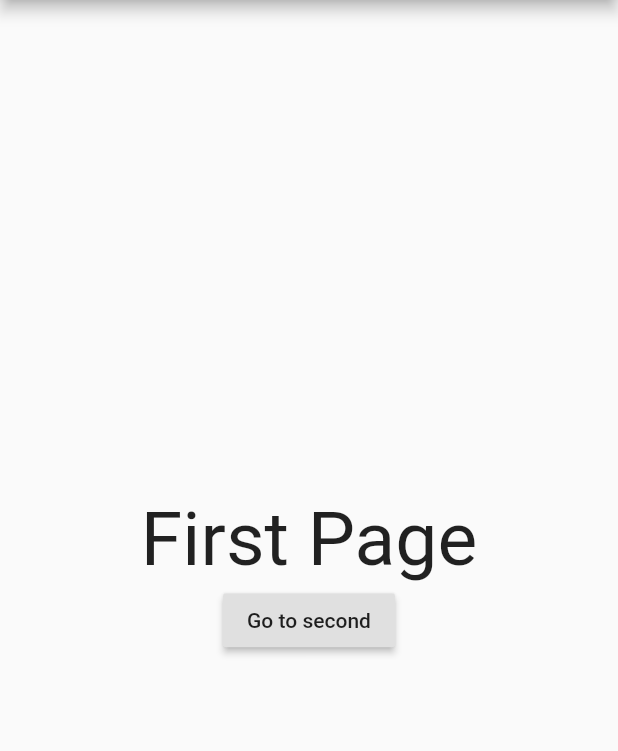
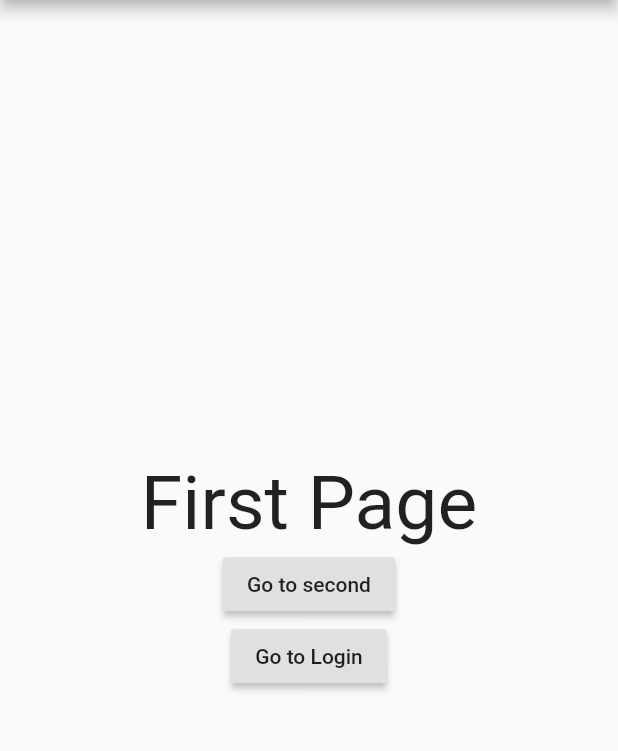
Before and after one commit to ChangJoo-Park/template_flutter_listing_app, a Flutter app: the screen it shows after launch, on a phone screen of 412 x 824 dp, the part 84-835 px from its top. Run offline on Flutter 3.47's test engine with Material 2 defaults, Android fonts, the phone set to English and light mode, and no system bars.

```diff
--- a/lib/router.dart
+++ b/lib/router.dart
@@ -1,6 +1,7 @@
 import 'package:flutter/material.dart';
 import 'widgets/pages/first_page.dart';
 import 'widgets/pages/second_page.dart';
+import 'widgets/pages/login_page.dart';
 
 class RouteGenerator {
   static Route<dynamic> generateRoute(RouteSettings settings) {
@@ -22,6 +23,8 @@ class RouteGenerator {
         // If args is not of the correct type, return an error page.
         // You can also throw an exception while in development.
         return _errorRoute();
+      case '/login':
+        return MaterialPageRoute(builder: (_) => LoginPage());
       default:
         // If there is no such named route in the switch statement, e.g. /third
         return _errorRoute();
--- a/lib/widgets/pages/first_page.dart
+++ b/lib/widgets/pages/first_page.dart
@@ -23,7 +23,13 @@ class FirstPage extends StatelessWidget {
                   arguments: 'Hello there from the first page!',
                 );
               },
-            )
+            ),
+            RaisedButton(
+              child: Text('Go to Login'),
+              onPressed: () {
+                Navigator.pushReplacementNamed(context, '/login');
+              },
+            ),
           ],
         ),
       ),
```
Also changed, not shown: lib/widgets/pages/login_page.dart (added, +23 -0 lines).
